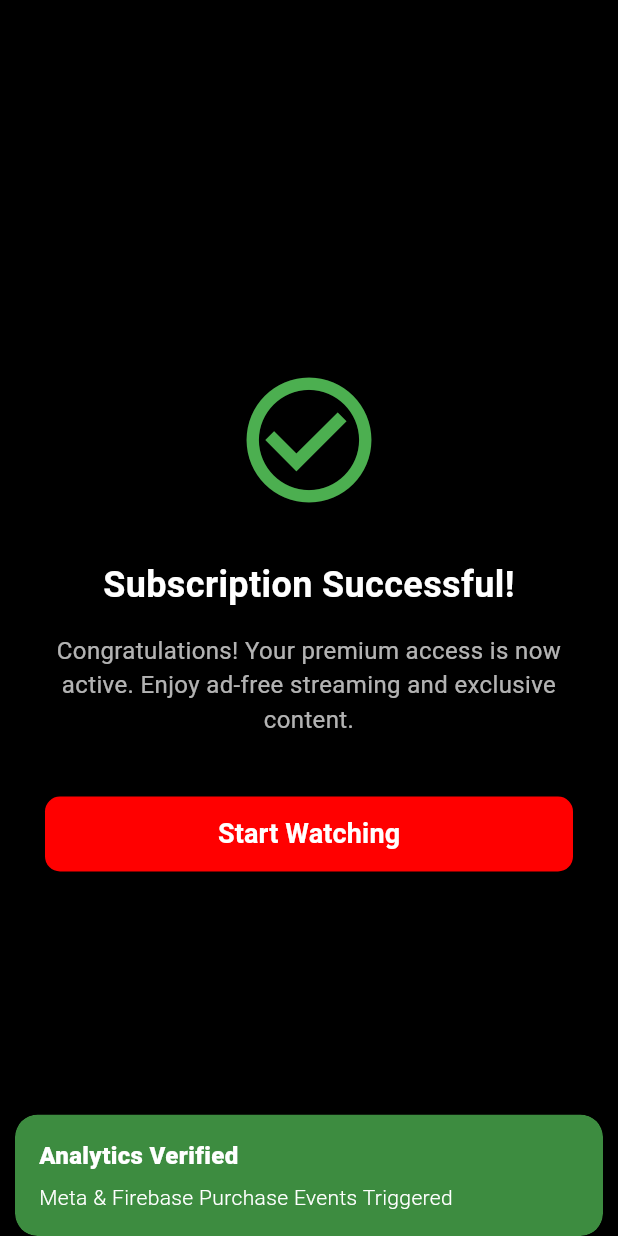
After one commit to kritidigitalsolutions/mirchi-ott, a Flutter app: the PaymentSuccessPage screen opened by its route, on a phone screen of 412 x 824 dp. The commit adds this screen. Run offline on Flutter 3.47's test engine with Material 3 defaults, Android fonts, the phone set to English and light mode, and no system bars; our stand-ins replace cached_network_image, dio, file_picker, firebase_analytics, firebase_core, firebase_messaging and 11 more; missing offline and left inert: easy_audience_network_plus, facebook_app_events, google_sign_in_web, mobile_scanner; accounts and stored records are empty; network calls fail.

Commit message:
purchase event

```diff
--- a/lib/app/routes/app_pages.dart
+++ b/lib/app/routes/app_pages.dart
@@ -10,6 +10,7 @@ import 'package:mirchi_ott/view/popUp/redeem_voucher_page.dart';
 import 'package:mirchi_ott/view/popUp/search_with_mic.dart';
 import 'package:mirchi_ott/view/premium/goPremium.dart';
 import 'package:mirchi_ott/view/premium/payment_screen.dart';
+import 'package:mirchi_ott/view/premium/payment_success_page.dart';
 import 'package:mirchi_ott/view/profile/create_profile_page.dart';
 import 'package:mirchi_ott/view/profile/create_ticket_page.dart';
 import 'package:mirchi_ott/view/profile/delete_account_page.dart';
@@ -48,6 +49,7 @@ class AppPages {
     GetPage(name: AppRoutes.help, page: () => const HelpSupportPage()),
     GetPage(name: AppRoutes.profile, page: () => ProfilePage(onLogout: () {})),
     GetPage(name: AppRoutes.goPremium, page: () => const GoPremiumPage()),
+    GetPage(name: AppRoutes.paymentSuccess, page: () => const PaymentSuccessPage()),
     // GetPage(name: AppRoutes.payment, page: () => const PaymentScreen()),
     GetPage(name: AppRoutes.search, page: () => const SearchPage()),
     GetPage(name: AppRoutes.notifications, page: () => const NotificationPage()),
--- a/lib/app/routes/app_routes.dart
+++ b/lib/app/routes/app_routes.dart
@@ -32,6 +32,7 @@ abstract class AppRoutes {
   static const redeemVoucher = '/redeem-voucher';
   static const shortsPlayer = '/shorts-player';
   static const purchasedPlans = '/purchased-plans';
+  static const paymentSuccess = '/payment-success';
   static const rateApp = '/rate-app';
   static const topArtists = '/top-artists';
   static const shortsEpisodes = '/shorts-episodes';
--- a/lib/utils/constants.dart
+++ b/lib/utils/constants.dart
@@ -1,6 +1,6 @@
 class AppConstants {
-  static const String serverUrl = 'http://192.168.1.14:5001';
-  // static const String serverUrl = 'https://api.mirchiapp.in';
+  // static const String serverUrl = 'http://192.168.1.14:5001';
+  static const String serverUrl = 'https://api.mirchiapp.in';
   static const String webUrl = 'https://mirchiapp.in';
   static const String baseUrl = '$serverUrl/api';
 
--- /dev/null
+++ b/lib/view/premium/payment_success_page.dart
@@ -0,0 +1,123 @@
+import 'package:flutter/material.dart';
+import 'package:get/get.dart';
+import '../../app/routes/app_routes.dart';
+import '../../app/theme/app_colors.dart';
+import '../../utils/facebook_events_service.dart';
+import '../../utils/firebase_analytics_service.dart';
+import '../../view_model/primium_controller/premium_controller.dart';
+
+class PaymentSuccessPage extends StatefulWidget {
+  const PaymentSuccessPage({super.key});
+
+  @override
+  State<PaymentSuccessPage> createState() => _PaymentSuccessPageState();
+}
+
+class _PaymentSuccessPageState extends State<PaymentSuccessPage> {
+  final String? planId = Get.arguments as String?;
+  late final PremiumController controller;
+
+  @override
+  void initState() {
+    super.initState();
+    controller = Get.find<PremiumController>();
+
+    // Trigger Purchase Events once when page opens
+    _logPurchaseEvent();
+  }
+
+  void _logPurchaseEvent() {
+    final double amount = controller.discountedPrice.value > 0
+        ? controller.discountedPrice.value
+        : controller.originalPrice.value;
+
+    FacebookEventsService.logPurchase(
+      amount: amount,
+      currency: "INR",
+      contentId: planId ?? "unknown",
+    );
+
+    FirebaseAnalyticsService.logPurchase(
+      amount: amount,
+      currency: "INR",
+      contentId: planId ?? "unknown",
+    );
+
+    // Visual confirmation on screen for debugging
+    Future.delayed(const Duration(seconds: 1), () {
+      Get.snackbar(
+        "Analytics Verified",
+        "Meta & Firebase Purchase Events Triggered",
+        snackPosition: SnackPosition.BOTTOM,
+        backgroundColor: Colors.green.withOpacity(0.8),
+        colorText: Colors.white,
+        duration: const Duration(seconds: 5),
+      );
+    });
+  }
+
+  @override
+  Widget build(BuildContext context) {
+    return Scaffold(
+      backgroundColor: AppColors.background,
+      body: Container(
+        width: double.infinity,
+        padding: const EdgeInsets.symmetric(horizontal: 30),
+        child: Column(
+          mainAxisAlignment: MainAxisAlignment.center,
+          children: [
+            const Icon(
+              Icons.check_circle_outline,
+              color: Colors.green,
+              size: 100,
+            ),
+            const SizedBox(height: 30),
+            const Text(
+              "Subscription Successful!",
+              textAlign: TextAlign.center,
+              style: TextStyle(
+                color: AppColors.white,
+                fontSize: 24,
+                fontWeight: FontWeight.bold,
+              ),
+            ),
+            const SizedBox(height: 15),
+            Text(
+              "Congratulations! Your premium access is now active. Enjoy ad-free streaming and exclusive content.",
+              textAlign: TextAlign.center,
+              style: TextStyle(
+                color: AppColors.white.withOpacity(0.7),
+                fontSize: 16,
+              ),
+            ),
+            const SizedBox(height: 40),
+            SizedBox(
+              width: double.infinity,
+              height: 50,
+              child: ElevatedButton(
+                style: ElevatedButton.styleFrom(
+                  backgroundColor: AppColors.primary,
+                  shape: RoundedRectangleBorder(
+                    borderRadius: BorderRadius.circular(10),
+                  ),
+                ),
+                onPressed: () {
+                  // Go to Home and clear navigation stack
+                  Get.offAllNamed(AppRoutes.home);
+                },
+                child: const Text(
+                  "Start Watching",
+                  style: TextStyle(
+                    color: Colors.white,
+                    fontSize: 18,
+                    fontWeight: FontWeight.bold,
+                  ),
+                ),
+              ),
+            ),
+          ],
+        ),
+      ),
+    );
+  }
+}
--- a/pubspec.yaml
+++ b/pubspec.yaml
@@ -2,7 +2,7 @@ name: mirchi_ott
 description: "A new Flutter project."
 publish_to: 'none'
 
-version: 1.0.0+5
+version: 1.0.0+6
 
 environment:
   sdk: ^3.11.0
```
Also changed, not shown: lib/view_model/primium_controller/premium_controller.dart (+32 -17 lines), lib/utils/facebook_events_service.dart (line endings or trailing spaces).
